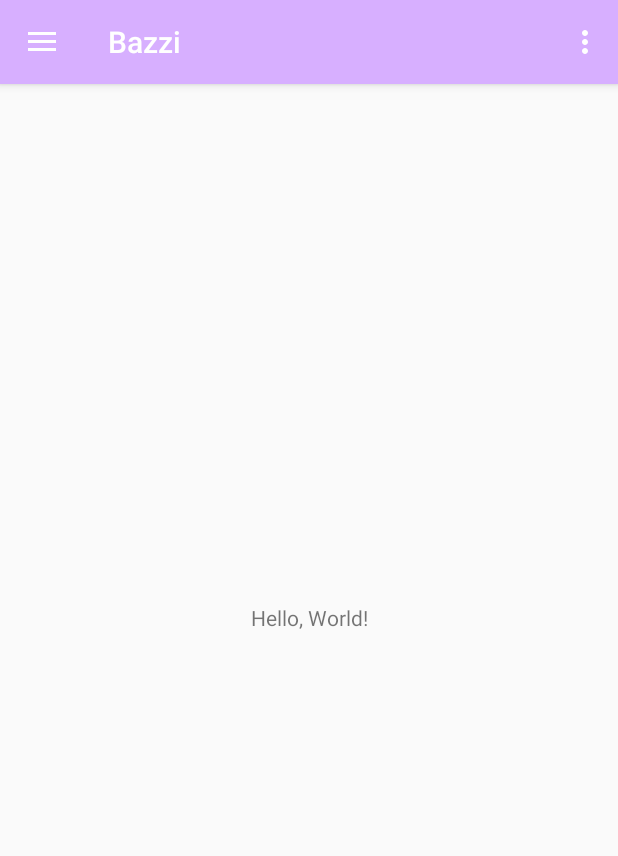
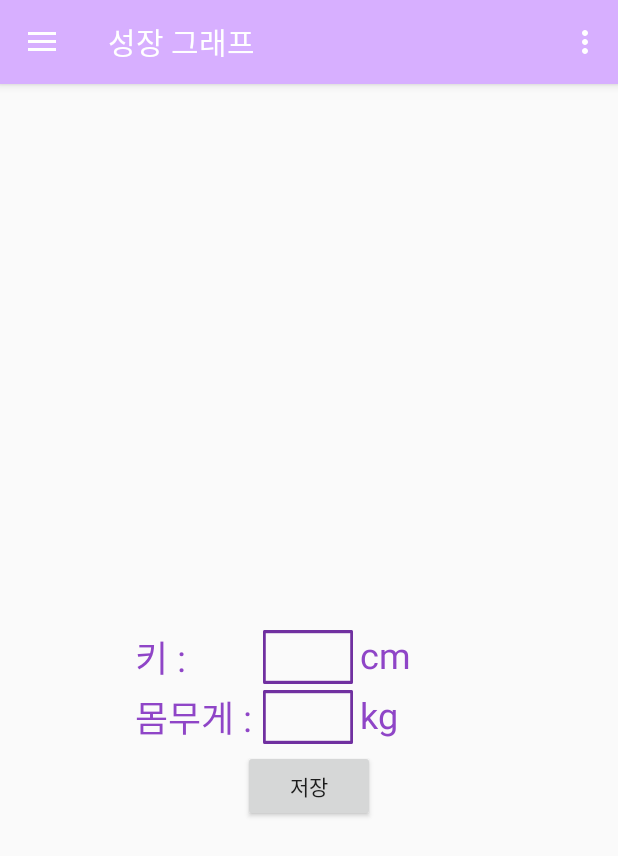
Before and after one commit to Dauuni/Bazzi, an Android app: the Graph screen opened directly, with no data from a screen before it, on a phone screen of 412 x 824 dp. Shown: the top 856 px of the screen. Run offline under Robolectric (Android 15) with nearby library versions, the phone set to English and light mode, and no system bars; network calls fail.

Commit message:
20.06.02 / 17:26

```diff
--- a/app/src/main/AndroidManifest.xml
+++ b/app/src/main/AndroidManifest.xml
@@ -71,6 +71,11 @@
         <activity
             android:name=".RegisterActivity"
             android:theme="@style/AppTheme.NoActionBar" />
+        <activity
+            android:name=".Graph"
+            android:theme="@style/AppTheme.NoActionBar"
+            android:label="@string/label4">
+        </activity>
     </application>
 
 </manifest>
--- a/app/src/main/java/com/daeun/bazzi_1/Test.java
+++ b/app/src/main/java/com/daeun/bazzi_1/Graph.java
@@ -9,18 +9,27 @@ import android.support.v7.app.AppCompatActivity;
 import android.support.v7.widget.Toolbar;
 import android.view.Menu;
 import android.view.MenuItem;
+import android.widget.Button;
+import android.widget.EditText;
 
-public class Test extends AppCompatActivity
-    implements NavigationView.OnNavigationItemSelectedListener{
+public class Graph extends AppCompatActivity
+        implements NavigationView.OnNavigationItemSelectedListener{
+
+    private EditText cm, kg;
+    private Button graph_register;
 
     @Override
     protected void onCreate(Bundle savedInstanceState) {
         super.onCreate(savedInstanceState);
-        setContentView(R.layout.test);
+        setContentView(R.layout.activity_graph);
         Toolbar toolbar = (Toolbar) findViewById(R.id.toolbar);
         setSupportActionBar(toolbar);
 
-        DrawerLayout drawer = (DrawerLayout) findViewById(R.id.Test);
+        cm=findViewById(R.id.cm);
+        kg=findViewById(R.id.kg);
+        graph_register=findViewById(R.id.graph_register);
+
+        DrawerLayout drawer = (DrawerLayout) findViewById(R.id.Graph);
         ActionBarDrawerToggle toggle = new ActionBarDrawerToggle(
                 this, drawer, toolbar, R.string.navigation_drawer_open, R.string.navigation_drawer_close);
         drawer.addDrawerListener(toggle);
@@ -33,7 +42,7 @@ public class Test extends AppCompatActivity
 
     @Override
     public void onBackPressed() {
-        DrawerLayout drawer = (DrawerLayout) findViewById(R.id.Test);
+        DrawerLayout drawer = (DrawerLayout) findViewById(R.id.Graph);
         if (drawer.isDrawerOpen(GravityCompat.START)) {
             drawer.closeDrawer(GravityCompat.START);
         } else {
@@ -77,7 +86,7 @@ public class Test extends AppCompatActivity
 
         }
 
-        DrawerLayout drawer = (DrawerLayout) findViewById(R.id.Test);
+        DrawerLayout drawer = (DrawerLayout) findViewById(R.id.Graph);
         drawer.closeDrawer(GravityCompat.START);
         return true;
     }
--- a/app/src/main/java/com/daeun/bazzi_1/MainActivity.java
+++ b/app/src/main/java/com/daeun/bazzi_1/MainActivity.java
@@ -101,7 +101,7 @@ public class MainActivity extends AppCompatActivity
         btnGraph.setOnClickListener(new View.OnClickListener() {
             @Override
             public void onClick(View v) {
-                Intent intent5 = new Intent(getApplicationContext(),Test.class);
+                Intent intent5 = new Intent(getApplicationContext(),Graph.class);
                 startActivity(intent5);
             }
         });
--- /dev/null
+++ b/app/src/main/res/layout/activity_graph.xml
@@ -0,0 +1,112 @@
+<?xml version="1.0" encoding="utf-8"?>
+
+<RelativeLayout
+    xmlns:android="http://schemas.android.com/apk/res/android"
+    xmlns:app="http://schemas.android.com/apk/res-auto"
+    xmlns:tools="http://schemas.android.com/tools"
+    android:layout_width="match_parent"
+    android:layout_height="match_parent"
+    app:layout_behavior="@string/appbar_scrolling_view_behavior">
+
+    <android.support.design.widget.AppBarLayout
+        android:layout_width="match_parent"
+        android:layout_height="wrap_content"
+        android:theme="@style/AppTheme.AppBarOverlay">
+
+        <android.support.v7.widget.Toolbar
+            android:id="@+id/toolbar"
+            android:layout_width="match_parent"
+            android:layout_height="?attr/actionBarSize"
+            android:background="#D7AFFF"
+            app:popupTheme="@style/AppTheme.PopupOverlay" />
+
+    </android.support.design.widget.AppBarLayout>
+
+    <android.support.v4.widget.DrawerLayout
+        android:id="@+id/Graph"
+        android:layout_width="match_parent"
+        android:layout_height="match_parent"
+        android:layout_alignParentTop="true"
+        android:layout_marginTop="0dp">
+
+        <RelativeLayout
+            android:layout_width="match_parent"
+            android:layout_height="match_parent">
+
+            <TextView
+                android:layout_width="wrap_content"
+                android:layout_height="wrap_content"
+                android:layout_marginLeft="90dp"
+                android:layout_marginTop="420dp"
+                android:text="키 : "
+                android:textColor="#8F45C7"
+                android:textSize="24sp" />
+
+            <EditText
+                android:id="@+id/cm"
+                android:layout_width="60dp"
+                android:layout_height="36sp"
+                android:layout_marginLeft="175dp"
+                android:layout_marginTop="420dp"
+                android:background="@drawable/edt"
+                android:gravity="center"/>
+
+            <TextView
+                android:layout_width="wrap_content"
+                android:layout_height="wrap_content"
+                android:layout_marginLeft="240dp"
+                android:layout_marginTop="420dp"
+                android:text="cm"
+                android:textColor="#8F45C7"
+                android:textSize="24sp" />
+
+            <TextView
+                android:layout_width="wrap_content"
+                android:layout_height="wrap_content"
+                android:layout_marginLeft="90dp"
+                android:layout_marginTop="460dp"
+                android:text="몸무게 : "
+                android:textColor="#8F45C7"
+                android:textSize="24sp" />
+
+            <EditText
+                android:id="@+id/kg"
+                android:layout_width="60dp"
+                android:layout_height="36sp"
+                android:layout_marginLeft="175dp"
+                android:layout_marginTop="460dp"
+                android:background="@drawable/edt"
+                android:gravity="center"/>
+
+            <TextView
+                android:layout_width="wrap_content"
+                android:layout_height="wrap_content"
+                android:layout_marginLeft="240dp"
+                android:layout_marginTop="460dp"
+                android:text="kg"
+                android:textColor="#8f45c7"
+                android:textSize="24sp" />
+
+            <Button
+                android:layout_width="wrap_content"
+                android:layout_height="wrap_content"
+                android:text="저장"
+                android:layout_marginTop="500dp"
+                android:layout_alignParentTop="true"
+                android:layout_centerHorizontal="true"
+                android:id="@+id/graph_register"/>
+
+        </RelativeLayout>
+
+        <android.support.design.widget.NavigationView
+            android:id="@+id/nav_view"
+            android:layout_width="wrap_content"
+            android:layout_height="match_parent"
+            android:layout_gravity="start"
+            android:fitsSystemWindows="true"
+            app:headerLayout="@layout/nav_header_main"
+            app:menu="@menu/activity_main_drawer" />
+
+    </android.support.v4.widget.DrawerLayout>
+
+</RelativeLayout>
--- a/app/src/main/res/layout/test.xml
+++ /dev/null
@@ -1,49 +0,0 @@
-<?xml version="1.0" encoding="utf-8"?>
-
-<RelativeLayout
-    xmlns:android="http://schemas.android.com/apk/res/android"
-    xmlns:app="http://schemas.android.com/apk/res-auto"
-    android:layout_width="match_parent"
-    android:layout_height="match_parent"
-    app:layout_behavior="@string/appbar_scrolling_view_behavior">
-
-    <android.support.design.widget.AppBarLayout
-        android:layout_width="match_parent"
-        android:layout_height="wrap_content"
-        android:theme="@style/AppTheme.AppBarOverlay">
-
-        <android.support.v7.widget.Toolbar
-            android:id="@+id/toolbar"
-            android:layout_width="match_parent"
-            android:layout_height="?attr/actionBarSize"
-            android:background="#D7AFFF"
-            app:popupTheme="@style/AppTheme.PopupOverlay" />
-
-    </android.support.design.widget.AppBarLayout>
-
-    <android.support.v4.widget.DrawerLayout
-        android:id="@+id/Test"
-        android:layout_width="match_parent"
-        android:layout_height="match_parent"
-        android:layout_alignParentStart="true"
-        android:layout_alignParentTop="true">
-
-        <TextView
-            android:layout_width="wrap_content"
-            android:layout_height="wrap_content"
-            android:layout_margin="120dp"
-            android:gravity="center"
-            android:text="Hello, World!" />
-
-        <android.support.design.widget.NavigationView
-            android:id="@+id/nav_view"
-            android:layout_width="wrap_content"
-            android:layout_height="match_parent"
-            android:layout_gravity="start"
-            android:fitsSystemWindows="true"
-            app:headerLayout="@layout/nav_header_main"
-            app:menu="@menu/activity_main_drawer" />
-
-    </android.support.v4.widget.DrawerLayout>
-
-</RelativeLayout>
```
Also changed, not shown: app/src/main/res/drawable/edt.png (added).
